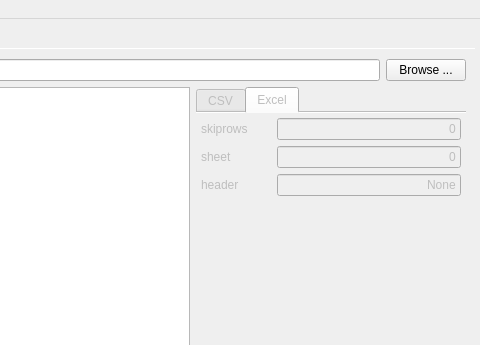
Qt form form.ui (kevinanewman/colliderscope2024) before a commit; both pictures show x 603 to 1083 and y 0 to 345 of the 1083 by 723 pixel window.
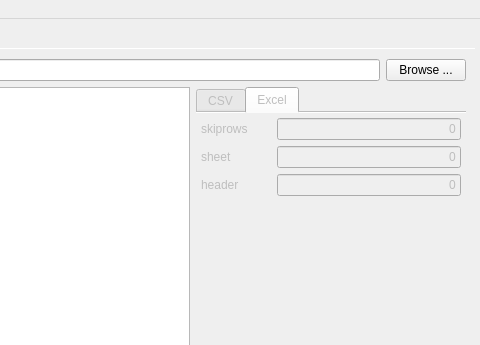
The same form after that commit. The open tabs and pages were chosen to show the change.

```diff
--- a/form.ui
+++ b/form.ui
@@ -534,7 +534,7 @@
                        </size>
                       </property>
                       <property name="text">
-                       <string>None</string>
+                       <string>0</string>
                       </property>
                       <property name="alignment">
                        <set>Qt::AlignRight|Qt::AlignTrailing|Qt::AlignVCenter</set>
```
Left out of the diff: 2 changed lines with no effect on the pictures.
